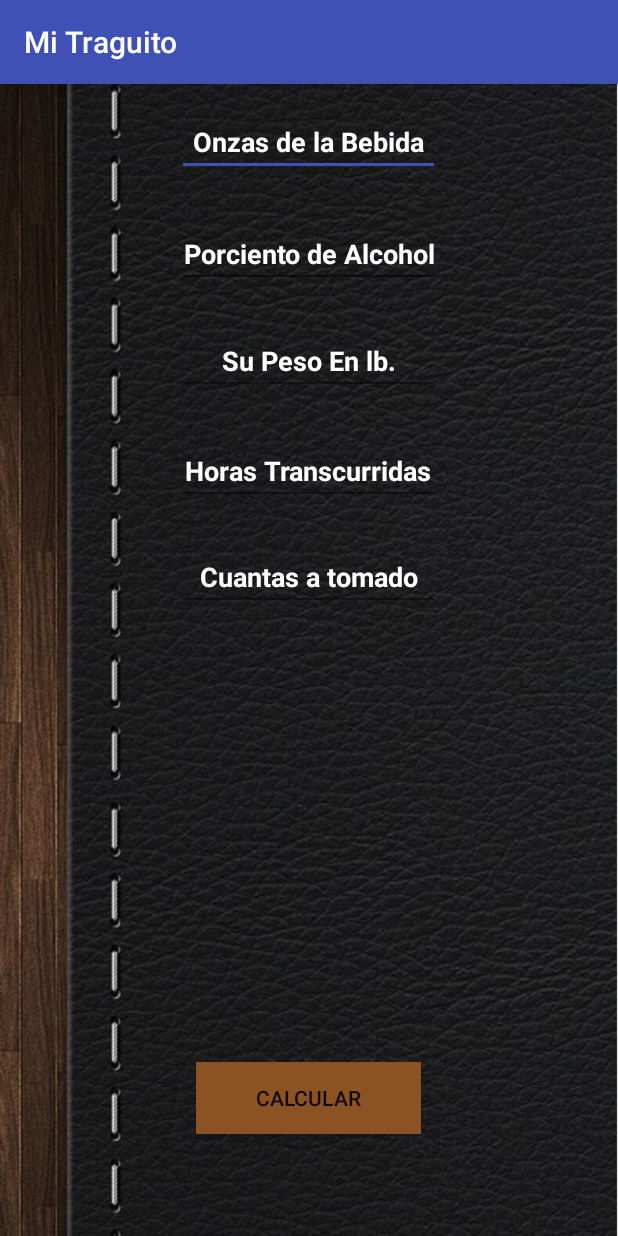
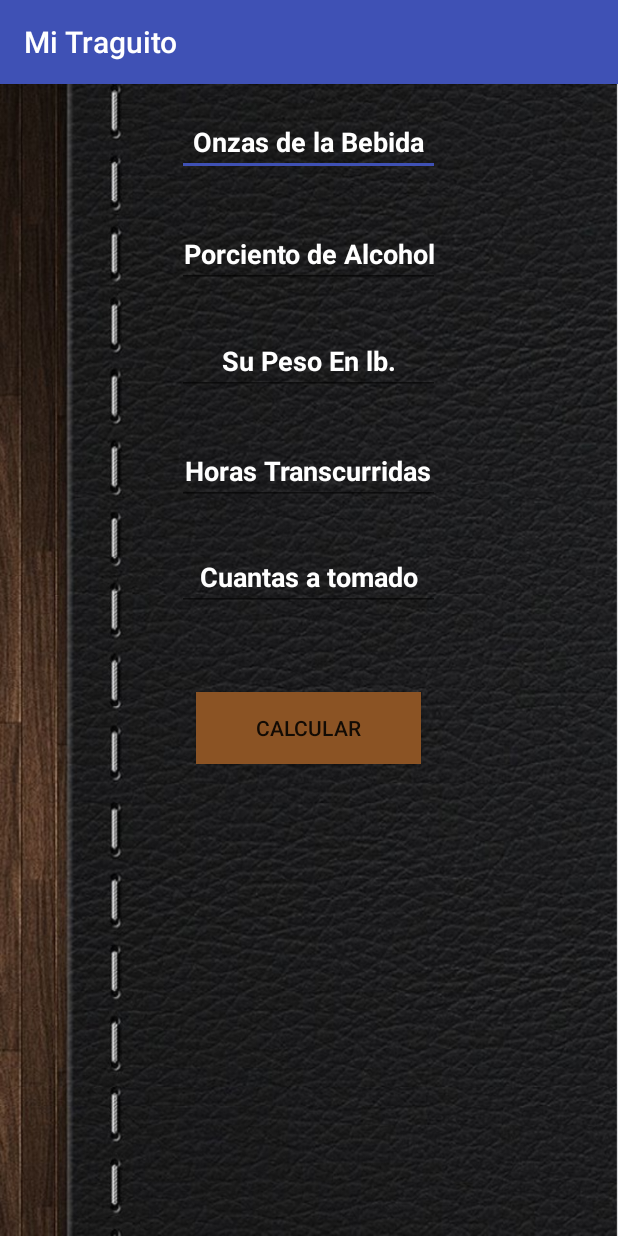
Before and after one commit to xlKennethlx/Mi_Traguito, an Android app: the screen it shows after launch (Calculator), after a tap on an icon or button, on a phone screen of 412 x 824 dp. Run offline under Robolectric (Android 15) with nearby library versions, the phone set to English and light mode, and no system bars.

Commit message:
Historial
Ya el historial trabaja ahora solo hay q acomodar y ponerlo lindo

```diff
--- a/app/src/main/java/com/example/kenneth/mi_traguito/NavDrawMainActivity.java
+++ b/app/src/main/java/com/example/kenneth/mi_traguito/NavDrawMainActivity.java
@@ -1,9 +1,11 @@
 package com.example.kenneth.mi_traguito;
 
+import android.content.Context;
 import android.content.Intent;
+import android.content.SharedPreferences;
 import android.os.Bundle;
+import android.preference.PreferenceManager;
 import android.support.design.widget.FloatingActionButton;
-import android.support.design.widget.Snackbar;
 import android.view.View;
 import android.support.design.widget.NavigationView;
 import android.support.v4.view.GravityCompat;
@@ -13,17 +15,19 @@ import android.support.v7.app.AppCompatActivity;
 import android.support.v7.widget.Toolbar;
 import android.view.Menu;
 import android.view.MenuItem;
+import android.widget.TextView;
+import android.widget.Toast;
 
 public class NavDrawMainActivity extends AppCompatActivity
         implements NavigationView.OnNavigationItemSelectedListener {
-
+    Context context = this;
     @Override
     protected void onCreate(Bundle savedInstanceState) {
         super.onCreate(savedInstanceState);
         setContentView(R.layout.activity_nav_draw_main);
         Toolbar toolbar = (Toolbar) findViewById(R.id.toolbar);
         setSupportActionBar(toolbar);
-
+        FuncionLeerHistorial();
         FloatingActionButton fab = (FloatingActionButton) findViewById(R.id.fab);
         fab.setOnClickListener(new View.OnClickListener() {
             @Override
@@ -103,4 +107,11 @@ public class NavDrawMainActivity extends AppCompatActivity
         drawer.closeDrawer(GravityCompat.START);
         return true;
     }
+
+    public void FuncionLeerHistorial() {
+        final SharedPreferences mSharedPreference= PreferenceManager.getDefaultSharedPreferences(context);
+        String value=(mSharedPreference.getString("MiDato", "No hay datos"));
+        TextView historial = (TextView)findViewById(R.id.textView2);
+        historial.setText(value);
+    }
 }
--- a/app/src/main/res/layout/activity_calculator.xml
+++ b/app/src/main/res/layout/activity_calculator.xml
@@ -100,11 +100,11 @@
         android:id="@+id/button2"
         android:layout_width="150dp"
         android:layout_height="wrap_content"
-        android:layout_alignParentBottom="true"
-        android:layout_centerHorizontal="true"
-        android:layout_marginBottom="52dp"
         android:background="#8b5324"
         android:onClick="eventoCalcular"
-        android:text="@string/calcular" />
+        android:text="@string/calcular"
+        android:layout_below="@+id/editText4"
+        android:layout_centerHorizontal="true"
+        android:layout_marginTop="54dp" />
 
 </RelativeLayout>
--- a/app/src/main/res/layout/app_bar_nav_draw_main.xml
+++ b/app/src/main/res/layout/app_bar_nav_draw_main.xml
@@ -24,8 +24,8 @@
 
     <android.support.design.widget.FloatingActionButton
         android:id="@+id/fab"
-        android:layout_width="52dp"
-        android:layout_height="51dp"
+        android:layout_width="62dp"
+        android:layout_height="62dp"
         android:layout_gravity="bottom|end"
         android:layout_margin="@dimen/fab_margin"
         android:background="@android:drawable/ic_menu_add"
```
Also changed, not shown: app/src/main/java/com/example/kenneth/mi_traguito/Calculator.java (+18 -6 lines), app/src/main/res/layout/content_nav_draw_main.xml (+19 -0 lines).
